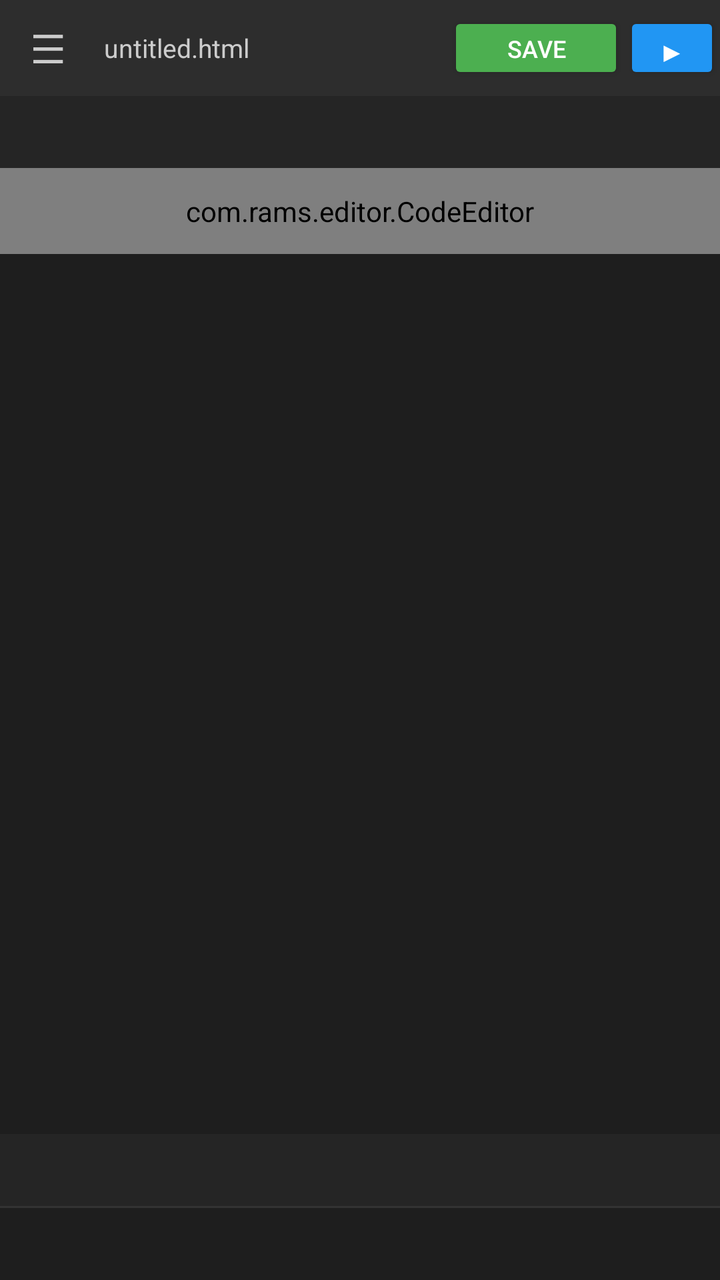
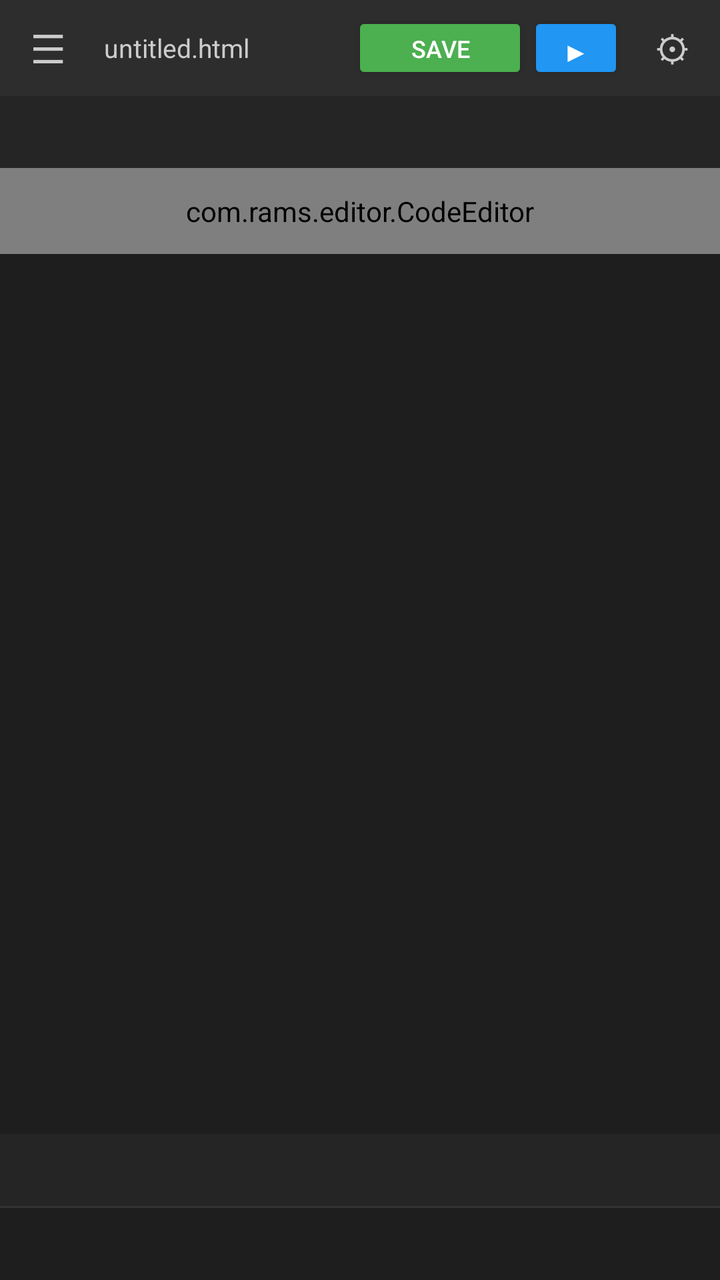

Screens rendered from an Android XML layout before and after an edit, with the pre-edit source and the edit as a unified diff.
<!-- AndroidManifest.xml: application theme Theme.AppCompat.DayNight.NoActionBar -->
<!-- res/layout/activity_main.xml -->
<?xml version="1.0" encoding="utf-8"?>
<androidx.drawerlayout.widget.DrawerLayout
    xmlns:android="http://schemas.android.com/apk/res/android"
    xmlns:app="http://schemas.android.com/apk/res-auto"
    android:id="@+id/drawerLayout"
    android:layout_width="match_parent"
    android:layout_height="match_parent">

    
    <LinearLayout
        android:layout_width="match_parent"
        android:layout_height="match_parent"
        android:orientation="vertical"
        android:background="#1E1E1E">

        
        <LinearLayout
            android:id="@+id/toolbar"
            android:layout_width="match_parent"
            android:layout_height="48dp"
            android:background="#2D2D2D"
            android:orientation="horizontal"
            android:gravity="center_vertical">

            <TextView
                android:id="@+id/btnMenu"
                android:layout_width="48dp"
                android:layout_height="match_parent"
                android:text="☰"
                android:textColor="#CCCCCC"
                android:textSize="20sp"
                android:gravity="center"/>

            <TextView
                android:id="@+id/fileName"
                android:layout_width="0dp"
                android:layout_height="match_parent"
                android:layout_weight="1"
                android:text="untitled.html"
                android:textColor="#CCCCCC"
                android:textSize="13sp"
                android:gravity="center_vertical"
                android:paddingStart="4dp"
                android:singleLine="true"
                android:ellipsize="end"/>

            <Button
                android:id="@+id/btnSave"
                android:layout_width="wrap_content"
                android:layout_height="36dp"
                android:text="Save"
                android:textSize="12sp"
                android:backgroundTint="#4CAF50"
                android:textColor="#FFFFFF"/>

            <Button
                android:id="@+id/btnRun"
                android:layout_width="48dp"
                android:layout_height="36dp"
                android:text="▶"
                android:textSize="14sp"
                android:backgroundTint="#2196F3"
                android:textColor="#FFFFFF"/>

        </LinearLayout>

        
        <HorizontalScrollView
            android:id="@+id/tabScrollView"
            android:layout_width="match_parent"
            android:layout_height="36dp"
            android:background="#252525"
            android:scrollbars="none">

            <LinearLayout
                android:id="@+id/tabContainer"
                android:layout_width="wrap_content"
                android:layout_height="match_parent"
                android:orientation="horizontal"/>

        </HorizontalScrollView>

        
        <ScrollView
            android:id="@+id/scrollView"
            android:layout_width="match_parent"
            android:layout_height="0dp"
            android:layout_weight="1">

            <com.rams.editor.CodeEditor
                android:id="@+id/codeEditor"
                android:layout_width="match_parent"
                android:layout_height="wrap_content"
                android:padding="12dp"
                android:textColor="#D4D4D4"
                android:textSize="14sp"
                android:background="#1E1E1E"
                android:fontFamily="monospace"
                android:inputType="textMultiLine|textNoSuggestions"
                android:gravity="top"/>

        </ScrollView>

        
        <HorizontalScrollView
            android:layout_width="match_parent"
            android:layout_height="36dp"
            android:background="#252525"
            android:scrollbars="none">

            <LinearLayout
                android:id="@+id/snippetRow1"
                android:layout_width="wrap_content"
                android:layout_height="match_parent"
                android:orientation="horizontal"/>

        </HorizontalScrollView>

        
        <View
            android:layout_width="match_parent"
            android:layout_height="1dp"
            android:background="#333333"/>

        
        <HorizontalScrollView
            android:layout_width="match_parent"
            android:layout_height="36dp"
            android:background="#1E1E1E"
            android:scrollbars="none">

            <LinearLayout
                android:id="@+id/snippetRow2"
                android:layout_width="wrap_content"
                android:layout_height="match_parent"
                android:orientation="horizontal"/>

        </HorizontalScrollView>

    </LinearLayout>

    
    <include
        layout="@layout/drawer_file_tree"
        android:layout_width="280dp"
        android:layout_height="match_parent"
        android:layout_gravity="start"/>

</androidx.drawerlayout.widget.DrawerLayout>
<!-- res/layout/drawer_file_tree.xml (included above) -->
<?xml version="1.0" encoding="utf-8"?>
<LinearLayout
    xmlns:android="http://schemas.android.com/apk/res/android"
    android:layout_width="match_parent"
    android:layout_height="match_parent"
    android:orientation="vertical"
    android:background="#1E1E1E">

    
    <LinearLayout
        android:layout_width="match_parent"
        android:layout_height="48dp"
        android:orientation="horizontal"
        android:gravity="center_vertical"
        android:paddingStart="16dp"
        android:paddingEnd="8dp"
        android:background="#252525">

        <TextView
            android:layout_width="0dp"
            android:layout_height="wrap_content"
            android:layout_weight="1"
            android:text="EXPLORER"
            android:textColor="#BBBBBB"
            android:textSize="11sp"
            android:letterSpacing="0.1"/>

        <TextView
            android:id="@+id/btnNewFile"
            android:layout_width="32dp"
            android:layout_height="32dp"
            android:text="+"
            android:textColor="#BBBBBB"
            android:textSize="20sp"
            android:gravity="center"/>

        <TextView
            android:id="@+id/btnNewFolder"
            android:layout_width="32dp"
            android:layout_height="32dp"
            android:text="⊕"
            android:textColor="#BBBBBB"
            android:textSize="16sp"
            android:gravity="center"/>

        <TextView
            android:id="@+id/btnOpenProject"
            android:layout_width="32dp"
            android:layout_height="32dp"
            android:text="▤"
            android:textColor="#BBBBBB"
            android:textSize="16sp"
            android:gravity="center"/>

    </LinearLayout>

    
    <LinearLayout
        android:id="@+id/projectHeader"
        android:layout_width="match_parent"
        android:layout_height="36dp"
        android:orientation="horizontal"
        android:gravity="center_vertical"
        android:paddingStart="8dp"
        android:background="#252525">

        <TextView
            android:id="@+id/projectArrow"
            android:layout_width="20dp"
            android:layout_height="wrap_content"
            android:text="▾"
            android:textColor="#CCCCCC"
            android:textSize="12sp"/>

        <TextView
            android:id="@+id/projectName"
            android:layout_width="wrap_content"
            android:layout_height="wrap_content"
            android:text="MY PROJECT"
            android:textColor="#CCCCCC"
            android:textSize="12sp"
            android:textStyle="bold"/>

    </LinearLayout>

    
    <androidx.recyclerview.widget.RecyclerView
        android:id="@+id/fileTreeRecycler"
        android:layout_width="match_parent"
        android:layout_height="0dp"
        android:layout_weight="1"
        android:nestedScrollingEnabled="true"/>

</LinearLayout>
<!-- resources referenced by this layout -->
<resources>

</resources>

<!-- the commit's change to res/layout/activity_main.xml (unified diff, before → after) -->
@@ -61,6 +61,15 @@
                 android:textSize="14sp"
                 android:backgroundTint="#2196F3"
                 android:textColor="#FFFFFF"/>
+
+            <TextView
+                android:id="@+id/btnSettings"
+                android:layout_width="48dp"
+                android:layout_height="match_parent"
+                android:text="⚙"
+                android:textColor="#CCCCCC"
+                android:textSize="18sp"
+                android:gravity="center"/>
 
         </LinearLayout>
 
